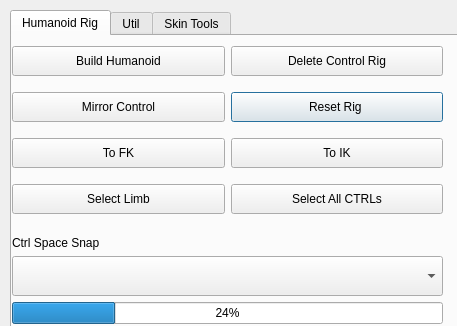
The window that python/ui/tools_window.ui (neilberard/AutoRig) describes before a commit, drawn with Qt 5.
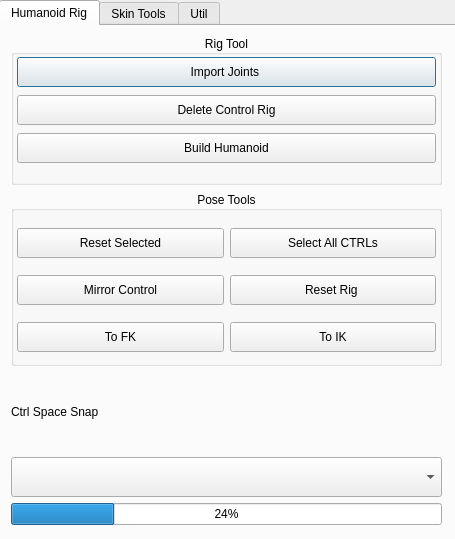
The same window after the commit. The open tabs and pages were chosen to show the change. Icons and pictures are not drawn.

What changed in the file:
```diff
--- a/python/ui/tools_window.ui
+++ b/python/ui/tools_window.ui
@@ -6,8 +6,8 @@
    <rect>
     <x>0</x>
     <y>0</y>
-    <width>457</width>
-    <height>326</height>
+    <width>455</width>
+    <height>539</height>
    </rect>
   </property>
   <property name="windowTitle">
@@ -19,10 +19,10 @@
    </property>
    <property name="geometry">
     <rect>
-     <x>10</x>
-     <y>10</y>
-     <width>450</width>
-     <height>350</height>
+     <x>-1</x>
+     <y>0</y>
+     <width>461</width>
+     <height>551</height>
     </rect>
    </property>
    <property name="sizePolicy">
@@ -47,18 +47,81 @@
     <attribute name="title">
      <string>Humanoid Rig</string>
     </attribute>
-    <widget class="QWidget" name="gridLayoutWidget_4">
+    <widget class="QWidget" name="verticalLayoutWidget_2">
      <property name="geometry">
       <rect>
        <x>0</x>
-       <y>0</y>
+       <y>3</y>
+       <width>451</width>
+       <height>502</height>
+      </rect>
+     </property>
+     <layout class="QVBoxLayout" name="verticalLayout_2" stretch="0,0,0,0,0">
+      <property name="sizeConstraint">
+       <enum>QLayout::SetNoConstraint</enum>
+      </property>
+      <property name="leftMargin">
+       <number>10</number>
+      </property>
+      <property name="topMargin">
+       <number>6</number>
+      </property>
+      <property name="rightMargin">
+       <number>10</number>
+      </property>
+      <property name="bottomMargin">
+       <number>6</number>
+      </property>
+      <item>
+       <widget class="QGroupBox" name="groupBox">
+        <property name="sizePolicy">
+         <sizepolicy hsizetype="Expanding" vsizetype="Expanding">
+          <horstretch>0</horstretch>
+          <verstretch>0</verstretch>
+         </sizepolicy>
+        </property>
+        <property name="minimumSize">
+         <size>
+          <width>200</width>
+          <height>150</height>
+         </size>
+        </property>
+        <property name="maximumSize">
+         <size>
+          <width>16777215</width>
+          <height>150</height>
+         </size>
+        </property>
+        <property name="title">
+         <string>Rig Tool</string>
+        </property>
+        <property name="alignment">
+         <set>Qt::AlignCenter</set>
+        </property>
+        <property name="flat">
+         <bool>true</bool>
+        </property>
+        <property name="checkable">
+         <bool>false</bool>
+        </property>
+        <widget class="QWidget" name="verticalLayoutWidget_3">
+         <property name="geometry">
+          <rect>
+           <x>0</x>
+           <y>20</y>
        <width>431</width>
-       <height>191</height>
-      </rect>
-     </property>
-     <layout class="QGridLayout" name="gridLayout_3">
-      <item row="1" column="1">
-       <widget class="QPushButton" name="btn_reset_rig">
+           <height>111</height>
+          </rect>
+         </property>
+         <layout class="QVBoxLayout" name="verticalLayout_4">
+          <property name="leftMargin">
+           <number>6</number>
+          </property>
+          <property name="rightMargin">
+           <number>6</number>
+          </property>
+          <item>
+           <widget class="QPushButton" name="pushButton">
         <property name="minimumSize">
          <size>
           <width>0</width>
@@ -66,7 +129,89 @@
          </size>
         </property>
         <property name="text">
-         <string>Reset Rig </string>
+             <string>Import Joints </string>
+            </property>
+           </widget>
+          </item>
+          <item>
+           <widget class="QPushButton" name="btn_delete_all_ctrls">
+            <property name="minimumSize">
+             <size>
+              <width>0</width>
+              <height>30</height>
+             </size>
+            </property>
+            <property name="text">
+             <string>Delete Control Rig</string>
+            </property>
+           </widget>
+          </item>
+          <item>
+           <widget class="QPushButton" name="btn_build_humanoid">
+            <property name="minimumSize">
+             <size>
+              <width>0</width>
+              <height>30</height>
+             </size>
+            </property>
+            <property name="text">
+             <string>Build Humanoid</string>
+            </property>
+           </widget>
+          </item>
+         </layout>
+        </widget>
+        <zorder>pushButton</zorder>
+        <zorder>verticalLayoutWidget_3</zorder>
+        <zorder>verticalLayoutWidget_3</zorder>
+       </widget>
+      </item>
+      <item>
+       <widget class="QGroupBox" name="groupBox_2">
+        <property name="sizePolicy">
+         <sizepolicy hsizetype="Expanding" vsizetype="Minimum">
+          <horstretch>0</horstretch>
+          <verstretch>0</verstretch>
+         </sizepolicy>
+        </property>
+        <property name="minimumSize">
+         <size>
+          <width>0</width>
+          <height>175</height>
+         </size>
+        </property>
+        <property name="title">
+         <string>Pose Tools</string>
+        </property>
+        <property name="alignment">
+         <set>Qt::AlignCenter</set>
+        </property>
+        <property name="flat">
+         <bool>true</bool>
+        </property>
+        <widget class="QWidget" name="gridLayoutWidget_5">
+         <property name="geometry">
+          <rect>
+           <x>0</x>
+           <y>20</y>
+           <width>431</width>
+           <height>161</height>
+          </rect>
+         </property>
+         <layout class="QGridLayout" name="gridLayout_4">
+          <property name="margin">
+           <number>6</number>
+          </property>
+          <item row="2" column="0">
+           <widget class="QPushButton" name="btn_to_fk">
+            <property name="minimumSize">
+             <size>
+              <width>0</width>
+              <height>30</height>
+             </size>
+            </property>
+            <property name="text">
+             <string>To FK</string>
         </property>
        </widget>
       </item>
@@ -83,8 +228,8 @@
         </property>
        </widget>
       </item>
-      <item row="2" column="0">
-       <widget class="QPushButton" name="btn_to_fk">
+          <item row="1" column="1">
+           <widget class="QPushButton" name="btn_reset_rig">
         <property name="minimumSize">
          <size>
           <width>0</width>
@@ -92,20 +237,7 @@
          </size>
         </property>
         <property name="text">
-         <string>To FK</string>
-        </property>
-       </widget>
-      </item>
-      <item row="0" column="1">
-       <widget class="QPushButton" name="btn_delete_all_ctrls">
-        <property name="minimumSize">
-         <size>
-          <width>0</width>
-          <height>30</height>
-         </size>
-        </property>
-        <property name="text">
-         <string>Delete Control Rig</string>
+             <string>Reset Rig </string>
         </property>
        </widget>
       </item>
@@ -123,7 +255,7 @@
        </widget>
       </item>
       <item row="0" column="0">
-       <widget class="QPushButton" name="btn_build_humanoid">
+           <widget class="QPushButton" name="btn_reset_selected">
         <property name="minimumSize">
          <size>
           <width>0</width>
@@ -131,11 +263,11 @@
          </size>
         </property>
         <property name="text">
-         <string>Build Humanoid</string>
+             <string>Reset Selected</string>
         </property>
        </widget>
       </item>
-      <item row="3" column="1">
+          <item row="0" column="1">
        <widget class="QPushButton" name="btn_select_all_ctrls">
         <property name="minimumSize">
          <size>
@@ -148,33 +280,20 @@
         </property>
        </widget>
       </item>
-      <item row="3" column="0">
-       <widget class="QPushButton" name="btn_select_limb">
-        <property name="minimumSize">
-         <size>
-          <width>0</width>
-          <height>30</height>
-         </size>
-        </property>
-        <property name="text">
-         <string>Select Limb</string>
-        </property>
-       </widget>
-      </item>
-     </layout>
-    </widget>
-    <widget class="QWidget" name="verticalLayoutWidget_2">
-     <property name="geometry">
-      <rect>
-       <x>0</x>
-       <y>200</y>
-       <width>431</width>
-       <height>88</height>
-      </rect>
-     </property>
-     <layout class="QVBoxLayout" name="verticalLayout_2">
+         </layout>
+        </widget>
+        <zorder>gridLayoutWidget_5</zorder>
+        <zorder>groupBox</zorder>
+       </widget>
+      </item>
       <item>
        <widget class="QLabel" name="lbl_cb_space">
+        <property name="minimumSize">
+         <size>
+          <width>0</width>
+          <height>30</height>
+         </size>
+        </property>
         <property name="text">
          <string>Ctrl Space Snap</string>
         </property>
@@ -212,6 +331,62 @@
      </layout>
     </widget>
    </widget>
+   <widget class="QWidget" name="tab_modeling">
+    <attribute name="title">
+     <string>Skin Tools</string>
+    </attribute>
+    <widget class="QWidget" name="gridLayoutWidget_3">
+     <property name="geometry">
+      <rect>
+       <x>0</x>
+       <y>0</y>
+       <width>431</width>
+       <height>321</height>
+      </rect>
+     </property>
+     <layout class="QGridLayout" name="gridLayout_2">
+      <item row="0" column="0">
+       <widget class="QPushButton" name="btn_skin_mesh">
+        <property name="minimumSize">
+         <size>
+          <width>0</width>
+          <height>30</height>
+         </size>
+        </property>
+        <property name="text">
+         <string>Skin Mesh</string>
+        </property>
+       </widget>
+      </item>
+      <item row="1" column="0">
+       <widget class="QPushButton" name="btn_import_rom">
+        <property name="minimumSize">
+         <size>
+          <width>0</width>
+          <height>30</height>
+         </size>
+        </property>
+        <property name="text">
+         <string>Import Range of Motion Animation</string>
+        </property>
+       </widget>
+      </item>
+      <item row="2" column="0">
+       <widget class="QPushButton" name="btn_clear_anim">
+        <property name="minimumSize">
+         <size>
+          <width>0</width>
+          <height>30</height>
+         </size>
+        </property>
+        <property name="text">
+         <string>Clear Animation</string>
+        </property>
+       </widget>
+      </item>
+     </layout>
+    </widget>
+   </widget>
    <widget class="QWidget" name="tab_util">
     <property name="sizePolicy">
      <sizepolicy hsizetype="Expanding" vsizetype="Expanding">
@@ -459,49 +634,6 @@
      </layout>
     </widget>
    </widget>
-   <widget class="QWidget" name="tab_modeling">
-    <attribute name="title">
-     <string>Skin Tools</string>
-    </attribute>
-    <widget class="QWidget" name="gridLayoutWidget_3">
-     <property name="geometry">
-      <rect>
-       <x>0</x>
-       <y>0</y>
-       <width>431</width>
-       <height>321</height>
-      </rect>
-     </property>
-     <layout class="QGridLayout" name="gridLayout_2">
-      <item row="0" column="0">
-       <widget class="QPushButton" name="btn_skin_mesh">
-        <property name="minimumSize">
-         <size>
-          <width>0</width>
-          <height>30</height>
-         </size>
-        </property>
-        <property name="text">
-         <string>Skin Mesh</string>
-        </property>
-       </widget>
-      </item>
-      <item row="1" column="0">
-       <widget class="QPushButton" name="btn_import_rom">
-        <property name="minimumSize">
-         <size>
-          <width>0</width>
-          <height>30</height>
-         </size>
-        </property>
-        <property name="text">
-         <string>Import Range of Motion animation</string>
-        </property>
-       </widget>
-      </item>
-     </layout>
-    </widget>
-   </widget>
   </widget>
  </widget>
  <resources/>
```
Left out of the diff: 2 changed lines with no effect on the pictures. Lines whose indentation alone changed are shown as unchanged.
